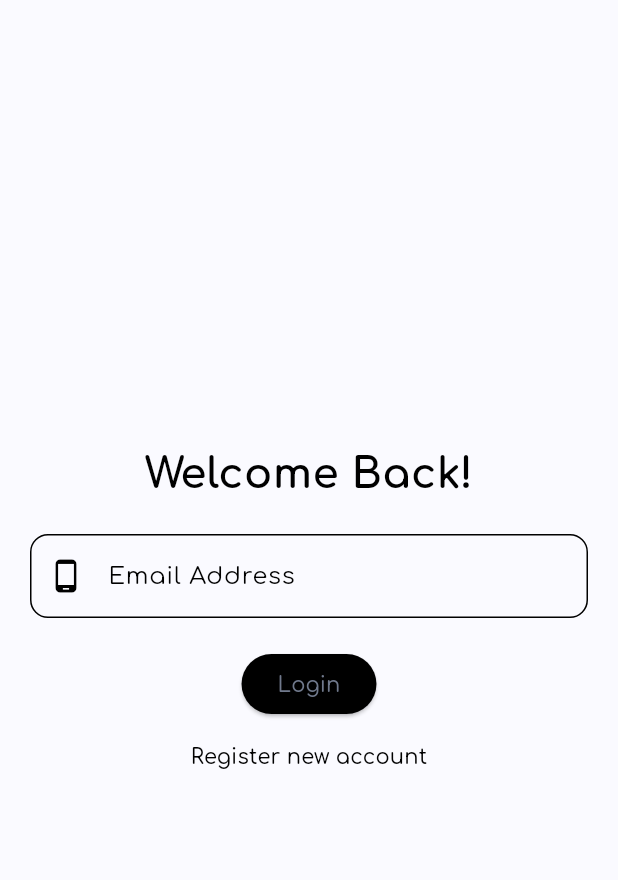
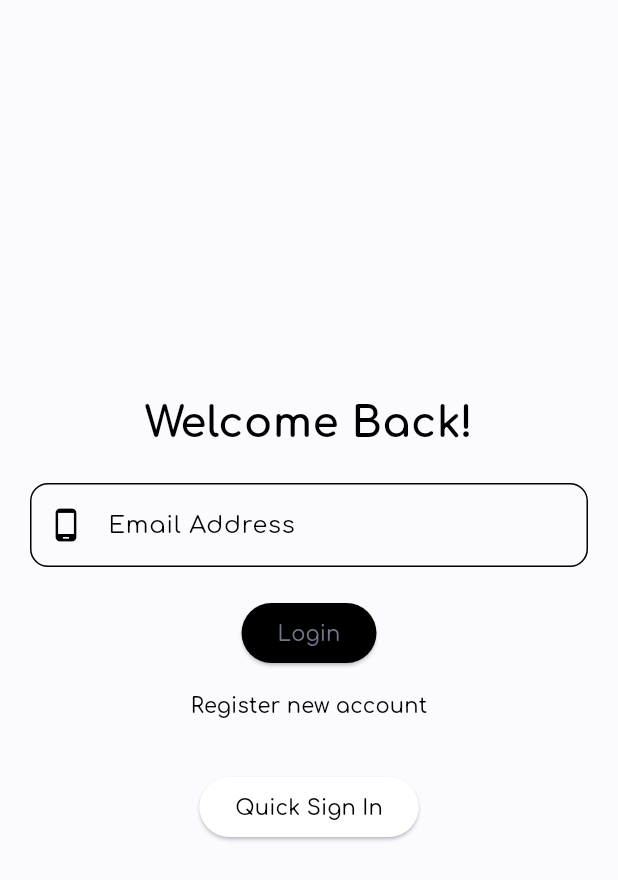
Before and after one commit to mrcodefrost/kriminal_fashion_client, a Flutter app: the screen it shows after launch, on a phone screen of 412 x 824 dp. Shown: the top 880 px of the screen. Run offline on Flutter 3.47's test engine with Material 3 defaults, Android fonts, the light colour scheme and no system bars; our stand-ins replace cloud_firestore, dropdown_button2, firebase_auth, firebase_core, get, get_storage and 3 more; missing offline and left inert: otp_text_field_v2; accounts and stored records are empty; generated files the repository leaves out were written again.

Commit message:
quick sign in added

```diff
--- a/lib/features/common/presentation/view/screens/login_screen.dart
+++ b/lib/features/common/presentation/view/screens/login_screen.dart
@@ -1,6 +1,7 @@
 import 'package:flutter/material.dart';
 import 'package:get/get.dart';
 import 'package:kriminal_fashion_client/features/common/presentation/controller/auth_controller.dart';
+import 'package:kriminal_fashion_client/features/common/presentation/view/screens/home_screen.dart';
 import 'package:kriminal_fashion_client/features/common/presentation/view/screens/register_screen.dart';
 
 class LoginScreen extends StatelessWidget {
@@ -72,6 +73,13 @@ class LoginScreen extends StatelessWidget {
                     ));
                   },
                   child: const Text('Register new account')),
+
+              const SizedBox(height: 20),
+              ElevatedButton(
+                  onPressed: () {
+                    Get.offAll(HomeScreen());
+                  },
+                  child: Text('Quick Sign In'))
             ],
           ),
         ),
--- a/lib/features/common/presentation/view/screens/product_description_screen.dart
+++ b/lib/features/common/presentation/view/screens/product_description_screen.dart
@@ -10,7 +10,9 @@ class ProductDescriptionScreen extends StatelessWidget {
   Widget build(BuildContext context) {
     Product product = Get.arguments['data'];
     return Scaffold(
-      appBar: AppBar(),
+      appBar: AppBar(
+        scrolledUnderElevation: 0,
+      ),
       body: SingleChildScrollView(
         padding: const EdgeInsets.all(20),
         child: Column(
```
